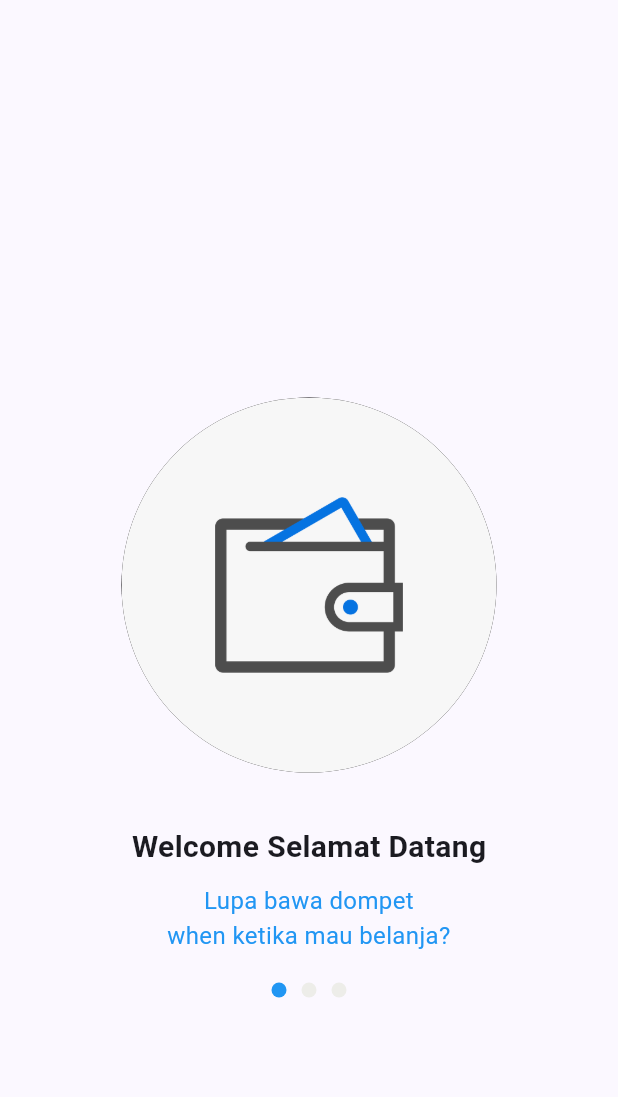
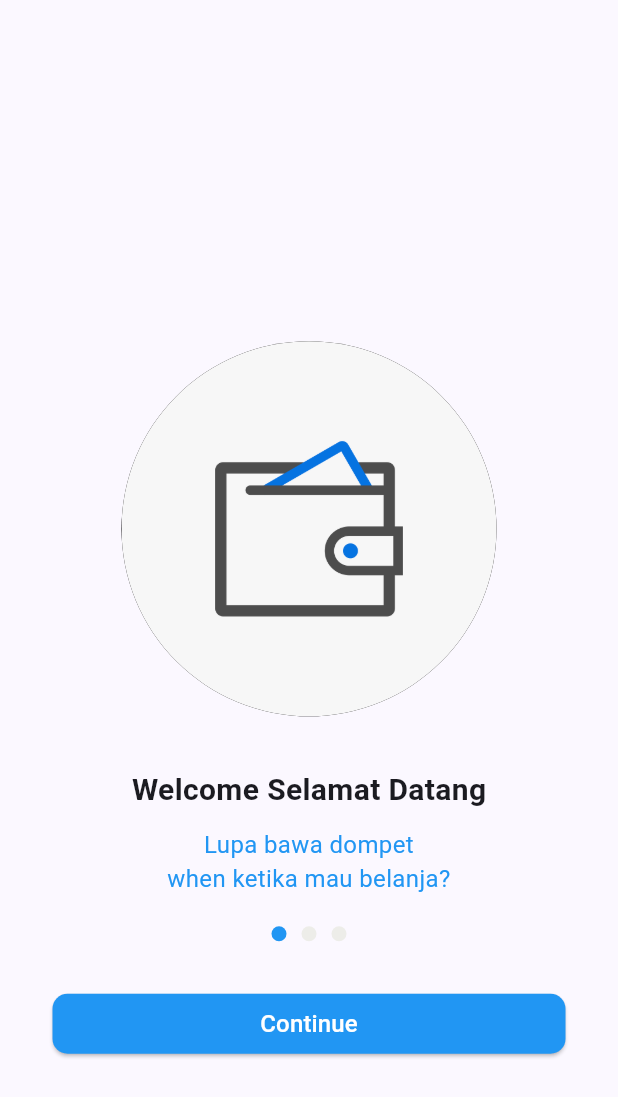
Before and after one commit to str122-xyz/Tugas-Week-6, a Flutter app: the screen it shows after launch, on a phone screen of 412 x 824 dp. Shown: the top 1097 px of the screen. Run offline on Flutter 3.47's test engine with Material 3 defaults, Android fonts, the phone set to English and light mode, and no system bars.

Commit message:
Menambahkan tombol continue dengan lebar dan margin penuh pada layar splash dan Menyesuaikan tata letak dengan Spacer untuk memusatkan konten dan tekan tombol continue ke bawah

```diff
--- a/lib/screen/splash_screen_1.dart
+++ b/lib/screen/splash_screen_1.dart
@@ -12,6 +12,7 @@ class SplashScreen1 extends StatelessWidget {
         child: Column(
           mainAxisAlignment: MainAxisAlignment.center,
           children: [
+            Spacer(),
             SizedBox(height: 50),
             Container(
               margin: EdgeInsets.only(bottom: 25),
@@ -76,6 +77,30 @@ class SplashScreen1 extends StatelessWidget {
                 ),
               ],
             ),
+            SizedBox(height: 35),
+            Container(
+              margin: EdgeInsets.symmetric(horizontal: 35),
+              child: SizedBox(
+                height: 40,
+                width: double.infinity,
+                child: ElevatedButton(
+                  onPressed: () {
+                    // TODO: panggil halaman berikutnya
+                  },
+                  style: ElevatedButton.styleFrom(
+                    backgroundColor: Colors.blue,
+                    shape: RoundedRectangleBorder(
+                      borderRadius: BorderRadius.circular(10),
+                    ),
+                  ),
+                  child: Text(
+                    "Continue",
+                    style: TextStyle(fontSize: 16, color: Colors.white),
+                  ),
+                ),
+              ),
+            ),
+            Spacer(),
           ],
         ),
       ),
```
